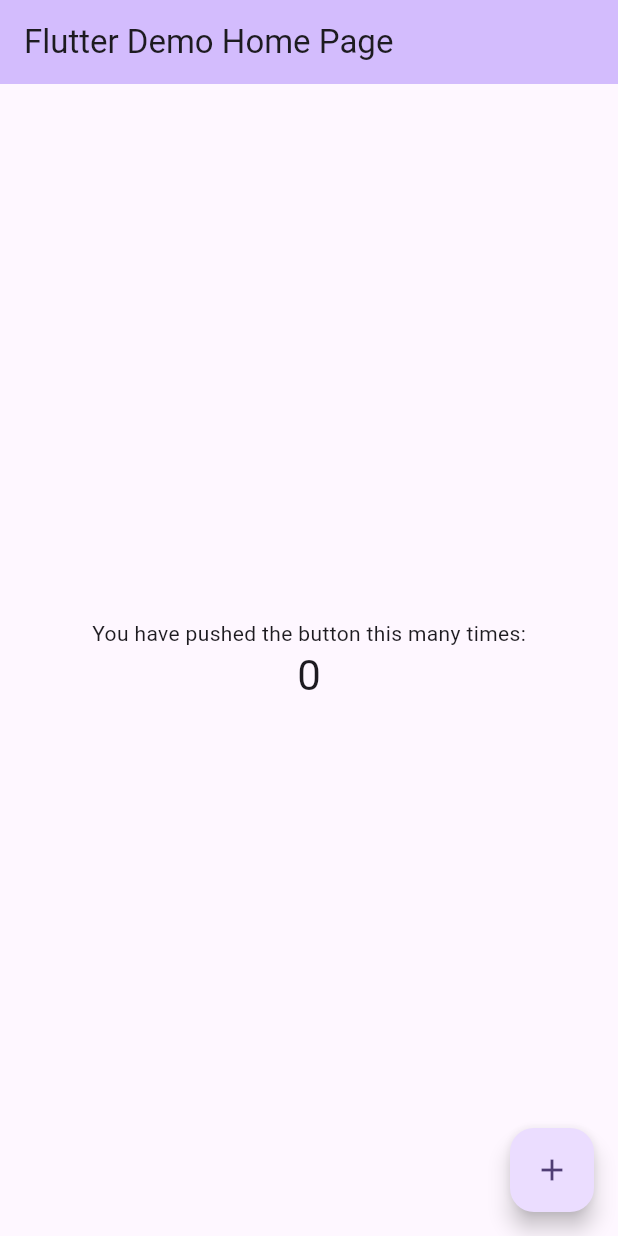
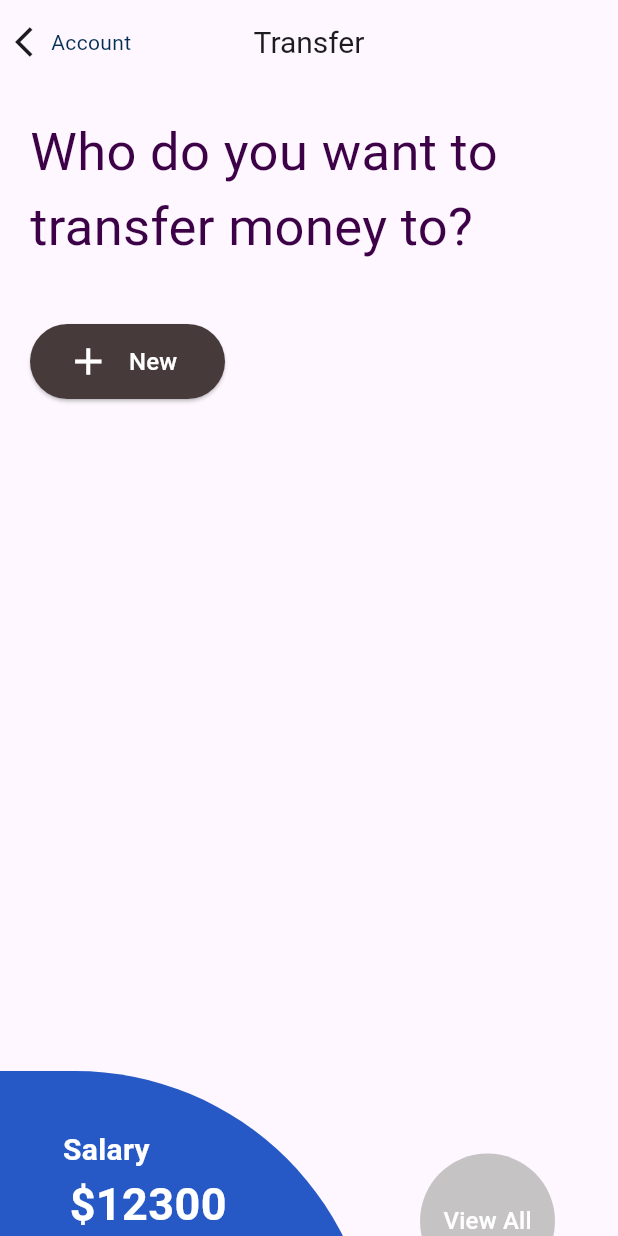
Before and after one commit to gokulakrishnan001/swipe_screen, a Flutter app: the screen it shows after launch, on a phone screen of 412 x 824 dp. Run offline on Flutter 3.47's test engine with Material 3 defaults, Android fonts, the phone set to English and light mode, and no system bars; our stand-ins replace flutter_vector_icons.

Commit message:
Create Basic Layout

```diff
--- /dev/null
+++ b/lib/HomeScreen.dart
@@ -0,0 +1,134 @@
+import 'package:flutter/material.dart';
+import 'package:flutter_vector_icons/flutter_vector_icons.dart';
+
+class HomeScreen extends StatefulWidget {
+  const HomeScreen({super.key});
+
+  @override
+  State<HomeScreen> createState() => _HomeScreenState();
+}
+
+class _HomeScreenState extends State<HomeScreen> {
+  @override
+  Widget build(BuildContext context) {
+    return Scaffold(
+      appBar: AppBar(
+          centerTitle: true,
+          title: const Text(
+            "Transfer",
+            style: TextStyle(fontSize: 20),
+          ),
+          leadingWidth: 100,
+          leading: const Row(
+            mainAxisSize: MainAxisSize.min,
+            children: [
+              SizedBox(
+                width: 10,
+              ),
+              Icon(MaterialIcons.arrow_back_ios),
+              Text(
+                'Account',
+                style: TextStyle(color: Color.fromARGB(255, 2, 46, 82)),
+              ),
+            ],
+          )),
+      body: Column(crossAxisAlignment: CrossAxisAlignment.start, children: [
+        TextView(),
+        ButtonView(),
+        SizedBox(
+          height: 428,
+        ),
+        BottomView()
+      ]),
+    );
+  }
+
+  Widget TextView() {
+    return Container(
+      padding: EdgeInsets.all(20),
+      child: const Text(
+        "Who do you want to \ntransfer money to?",
+        style: TextStyle(fontSize: 35, color: Color.fromARGB(255, 61, 1, 71)),
+      ),
+    );
+  }
+
+  Widget ButtonView() {
+    return Container(
+        padding: const EdgeInsets.all(20),
+        child: ElevatedButton.icon(
+          onPressed: () {},
+          icon: const Icon(
+            Icons.add,
+            color: Colors.white,
+            size: 30,
+          ),
+          label: const Expanded(
+            child: Text(
+              ' New',
+              style: TextStyle(color: Colors.white, fontSize: 16),
+            ),
+          ),
+          style: ButtonStyle(
+              backgroundColor:
+                  MaterialStateProperty.all(Color.fromARGB(255, 71, 58, 58)),
+              fixedSize: MaterialStateProperty.all(Size(130, 50))),
+        ));
+  }
+
+  Widget BottomView() {
+    return Row(
+      children: [
+        Container(
+          width: 250,
+          height: 200,
+          decoration: const BoxDecoration(
+            color: Color.fromARGB(255, 38, 89, 197),
+            borderRadius: BorderRadius.only(
+              topRight: Radius.circular(200),
+            ),
+          ),
+          child: const Column(
+              crossAxisAlignment: CrossAxisAlignment.stretch,
+              mainAxisAlignment: MainAxisAlignment.center,
+              mainAxisSize: MainAxisSize.min,
+              children: [
+                Text("        Salary",
+                    style: TextStyle(
+                        fontSize: 20,
+                        color: Colors.white,
+                        fontWeight: FontWeight.w700)),
+                Text(
+                  "      \$12300",
+                  style: TextStyle(
+                      fontSize: 30,
+                      color: Colors.white,
+                      fontWeight: FontWeight.bold),
+                ),
+                SizedBox(
+                  height: 10,
+                ),
+                Text(
+                  "       drag to the person \n       you want to send money",
+                  style: TextStyle(
+                      fontSize: 15,
+                      color: Color.fromARGB(255, 207, 205, 205),
+                      fontWeight: FontWeight.w100),
+                )
+              ]),
+        ),
+        const SizedBox(
+          width: 30,
+        ),
+        const CircleAvatar(
+          radius: 45,
+          backgroundColor: Color.fromARGB(255, 197, 195, 195),
+          child: Text(
+            "View All",
+            style: TextStyle(color: Colors.white),
+          ),
+        )
+      ],
+    );
+  }
+}
--- a/lib/main.dart
+++ b/lib/main.dart
@@ -1,4 +1,5 @@
 import 'package:flutter/material.dart';
+import 'package:swipe_screen/HomeScreen.dart';
 
 void main() {
   runApp(const MyApp());
@@ -13,113 +14,10 @@
     return MaterialApp(
       title: 'Flutter Demo',
       theme: ThemeData(
-        // This is the theme of your application.
-        //
-        // TRY THIS: Try running your application with "flutter run". You'll see
-        // the application has a purple toolbar. Then, without quitting the app,
-        // try changing the seedColor in the colorScheme below to Colors.green
-        // and then invoke "hot reload" (save your changes or press the "hot
-        // reload" button in a Flutter-supported IDE, or press "r" if you used
-        // the command line to start the app).
-        //
-        // Notice that the counter didn't reset back to zero; the application
-        // state is not lost during the reload. To reset the state, use hot
-        // restart instead.
-        //
-        // This works for code too, not just values: Most code changes can be
-        // tested with just a hot reload.
-        colorScheme: ColorScheme.fromSeed(seedColor: Colors.deepPurple),
+             colorScheme: ColorScheme.fromSeed(seedColor: Colors.deepPurple),
         useMaterial3: true,
       ),
-      home: const MyHomePage(title: 'Flutter Demo Home Page'),
+      home: HomeScreen(),
     );
   }
 }
-
-class MyHomePage extends StatefulWidget {
-  const MyHomePage({super.key, required this.title});
-
-  // This widget is the home page of your application. It is stateful, meaning
-  // that it has a State object (defined below) that contains fields that affect
-  // how it looks.
-
-  // This class is the configuration for the state. It holds the values (in this
-  // case the title) provided by the parent (in this case the App widget) and
-  // used by the build method of the State. Fields in a Widget subclass are
-  // always marked "final".
-
-  final String title;
-
-  @override
-  State<MyHomePage> createState() => _MyHomePageState();
-}
-
-class _MyHomePageState extends State<MyHomePage> {
-  int _counter = 0;
-
-  void _incrementCounter() {
-    setState(() {
-      // This call to setState tells the Flutter framework that something has
-      // changed in this State, which causes it to rerun the build method below
-      // so that the display can reflect the updated values. If we changed
-      // _counter without calling setState(), then the build method would not be
-      // called again, and so nothing would appear to happen.
-      _counter++;
-    });
-  }
-
-  @override
-  Widget build(BuildContext context) {
-    // This method is rerun every time setState is called, for instance as done
-    // by the _incrementCounter method above.
-    //
-    // The Flutter framework has been optimized to make rerunning build methods
-    // fast, so that you can just rebuild anything that needs updating rather
-    // than having to individually change instances of widgets.
-    return Scaffold(
-      appBar: AppBar(
-        // TRY THIS: Try changing the color here to a specific color (to
-        // Colors.amber, perhaps?) and trigger a hot reload to see the AppBar
-        // change color while the other colors stay the same.
-        backgroundColor: Theme.of(context).colorScheme.inversePrimary,
-        // Here we take the value from the MyHomePage object that was created by
-        // the App.build method, and use it to set our appbar title.
-        title: Text(widget.title),
-      ),
-      body: Center(
-        // Center is a layout widget. It takes a single child and positions it
-        // in the middle of the parent.
-        child: Column(
-          // Column is also a layout widget. It takes a list of children and
-          // arranges them vertically. By default, it sizes itself to fit its
-          // children horizontally, and tries to be as tall as its parent.
-          //
-          // Column has various properties to control how it sizes itself and
-          // how it positions its children. Here we use mainAxisAlignment to
-          // center the children vertically; the main axis here is the vertical
-          // axis because Columns are vertical (the cross axis would be
-          // horizontal).
-          //
-          // TRY THIS: Invoke "debug painting" (choose the "Toggle Debug Paint"
-          // action in the IDE, or press "p" in the console), to see the
-          // wireframe for each widget.
-          mainAxisAlignment: MainAxisAlignment.center,
-          children: <Widget>[
-            const Text(
-              'You have pushed the button this many times:',
-            ),
-            Text(
-              '$_counter',
-              style: Theme.of(context).textTheme.headlineMedium,
-            ),
-          ],
-        ),
-      ),
-      floatingActionButton: FloatingActionButton(
-        onPressed: _incrementCounter,
-        tooltip: 'Increment',
-        child: const Icon(Icons.add),
-      ), // This trailing comma makes auto-formatting nicer for build methods.
-    );
-  }
-}
--- a/pubspec.yaml
+++ b/pubspec.yaml
@@ -35,6 +35,7 @@ dependencies:
   # The following adds the Cupertino Icons font to your application.
   # Use with the CupertinoIcons class for iOS style icons.
   cupertino_icons: ^1.0.2
+  flutter_vector_icons: ^2.0.0
 
 dev_dependencies:
   flutter_test:
```
Also changed, not shown: pubspec.lock.
